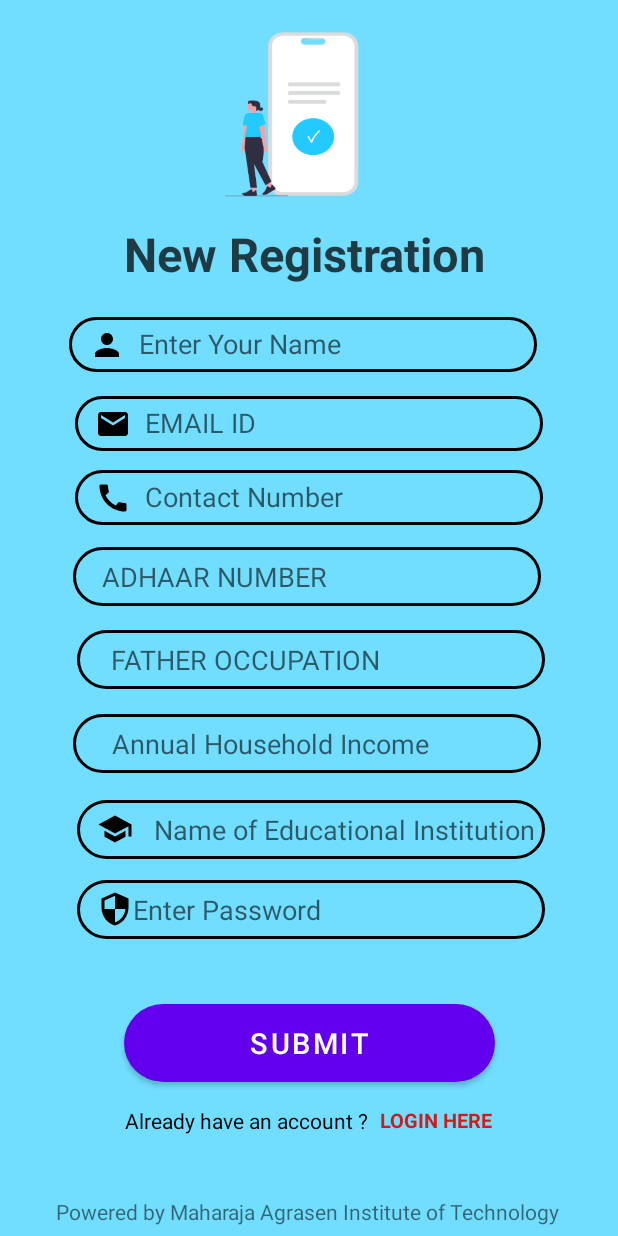
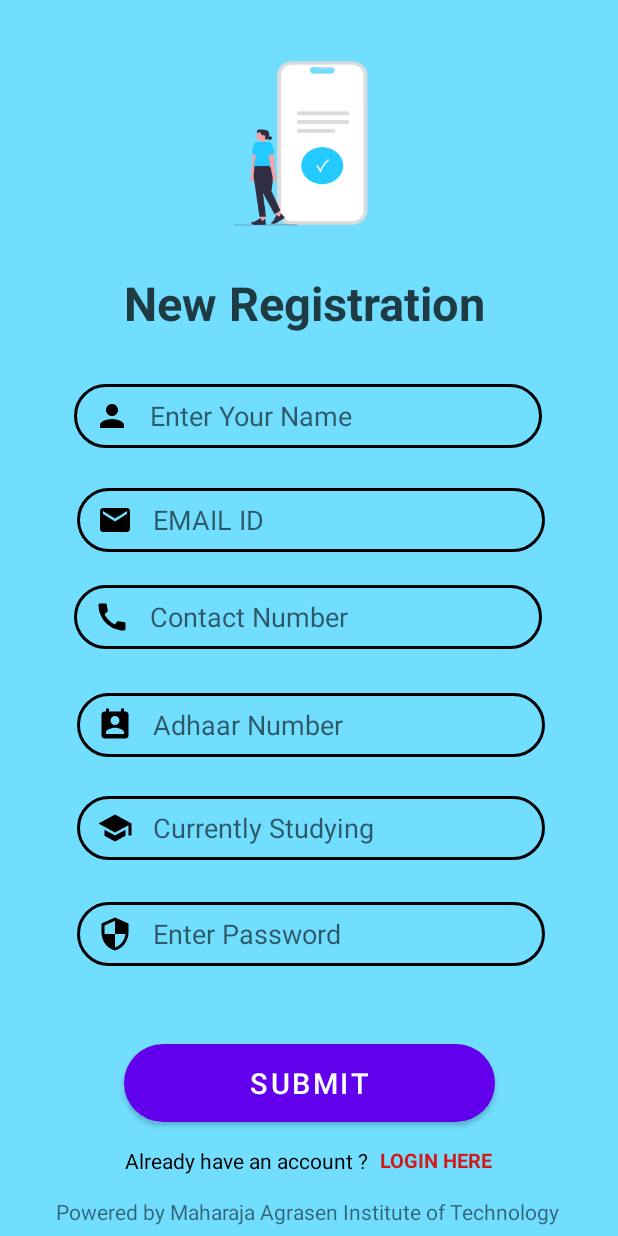
Before and after one commit to Vineetg2003/Shuruat-Android-Application, an Android app: the screen it shows after launch (register), after a tap on "NEW USER REGISTRATION", on a phone screen of 412 x 824 dp. Run offline under Robolectric (Android 15) with nearby library versions, the phone set to English and light mode, and no system bars; our stand-ins replace Firebase (no records; nobody signed in at launch, a user with empty details on screens opened directly), sdp/ssp sizes.

Commit message:
COMMIT_FINALLY

```diff
--- a/app/src/main/AndroidManifest.xml
+++ b/app/src/main/AndroidManifest.xml
@@ -14,7 +14,7 @@
         android:allowBackup="true"
         android:dataExtractionRules="@xml/data_extraction_rules"
         android:fullBackupContent="@xml/backup_rules"
-        android:icon="@drawable/logo5"
+        android:icon="@drawable/logo10"
         android:label="@string/app_name"
         android:supportsRtl="true"
         android:theme="@style/Theme.Shuruat1"
--- /dev/null
+++ b/app/src/main/res/drawable/aadhara.xml
@@ -0,0 +1,5 @@
+<vector android:height="24dp" android:tint="#000000"
+    android:viewportHeight="24" android:viewportWidth="24"
+    android:width="24dp" xmlns:android="http://schemas.android.com/apk/res/android">
+    <path android:fillColor="@android:color/white" android:pathData="M19,3h-1L18,1h-2v2L8,3L8,1L6,1v2L5,3c-1.11,0 -2,0.9 -2,2v14c0,1.1 0.89,2 2,2h14c1.1,0 2,-0.9 2,-2L21,5c0,-1.1 -0.9,-2 -2,-2zM12,6c1.66,0 3,1.34 3,3s-1.34,3 -3,3 -3,-1.34 -3,-3 1.34,-3 3,-3zM18,18L6,18v-1c0,-2 4,-3.1 6,-3.1s6,1.1 6,3.1v1z"/>
+</vector>
--- a/app/src/main/res/layout/activity_homepage.xml
+++ b/app/src/main/res/layout/activity_homepage.xml
@@ -82,6 +82,7 @@
         app:layout_constraintBottom_toBottomOf="parent"
         app:layout_constraintEnd_toEndOf="parent"
         app:layout_constraintStart_toStartOf="parent"
+        android:contentDescription="@string/image_string"
         app:layout_constraintTop_toTopOf="parent"
         app:layout_constraintVertical_bias="0.021"
         app:srcCompat="@drawable/home_logo" />
--- a/app/src/main/res/layout/activity_login.xml
+++ b/app/src/main/res/layout/activity_login.xml
@@ -84,7 +84,8 @@
       android:background="@drawable/input_bg"
       android:drawableLeft="@drawable/baseline_person_24"
       android:ems="10"
-      android:hint="    Username"
+      android:hint="Email ID"
+      android:drawablePadding="@dimen/_10sdp"
       android:inputType="textPersonName"
       android:minHeight="@dimen/_20sdp"
       android:paddingLeft="@dimen/_15sdp"
@@ -167,7 +168,8 @@
       android:background="@drawable/input_bg"
       android:drawableLeft="@drawable/baseline_security_24"
       android:ems="10"
-      android:hint="  PASSWORD"
+      android:hint="PASSWORD"
+      android:drawablePadding="@dimen/_10sdp"
       android:inputType="textPassword"
       android:paddingLeft="@dimen/_15sdp"
       android:paddingTop="@dimen/_8sdp"
--- a/app/src/main/res/layout/activity_register.xml
+++ b/app/src/main/res/layout/activity_register.xml
@@ -9,13 +9,71 @@
     <EditText
         android:id="@+id/editTextTextPersonName5"
         android:layout_width="@dimen/_240sdp"
-        android:layout_height="@dimen/_28sdp"
+        android:layout_height="@dimen/_33sdp"
         android:layout_marginStart="@dimen/_25sdp"
         android:layout_marginEnd="@dimen/_25sdp"
         android:background="@drawable/input_bg"
         android:drawableLeft="@drawable/baseline_person_24"
         android:ems="10"
-        android:hint="  Enter Your Name"
+        android:drawablePadding="@dimen/_10sdp"
+        android:hint="Enter Your Name"
+
+        android:inputType="textPersonName"
+        android:paddingLeft="@dimen/_10sdp"
+        android:paddingTop="@dimen/_5sdp"
+        android:paddingRight="@dimen/_5sdp"
+        android:paddingBottom="@dimen/_5sdp"
+        android:textAlignment="textStart"
+        app:layout_constraintBottom_toBottomOf="parent"
+        app:layout_constraintEnd_toEndOf="parent"
+        app:layout_constraintHorizontal_bias="0.485"
+        app:layout_constraintStart_toStartOf="parent"
+        app:layout_constraintTop_toTopOf="parent"
+        app:layout_constraintVertical_bias="0.328" />
+
+
+
+
+
+    <EditText
+        android:id="@+id/password"
+        android:layout_width="@dimen/_240sdp"
+        android:layout_height="@dimen/_33sdp"
+        android:layout_marginStart="@dimen/_25sdp"
+        android:layout_marginEnd="@dimen/_25sdp"
+        android:autoSizeTextType="uniform"
+        android:background="@drawable/input_bg"
+        android:drawableLeft="@drawable/baseline_security_24"
+        android:ems="10"
+        android:hint="Enter Password"
+        android:drawablePadding="@dimen/_10sdp"
+        android:inputType="textPassword"
+        android:paddingLeft="@dimen/_10sdp"
+        android:paddingTop="@dimen/_5sdp"
+        android:paddingRight="@dimen/_5sdp"
+        android:paddingBottom="@dimen/_5sdp"
+        app:layout_constraintBottom_toBottomOf="parent"
+        app:layout_constraintEnd_toEndOf="parent"
+        app:layout_constraintHorizontal_bias="0.542"
+        app:layout_constraintStart_toStartOf="parent"
+        app:layout_constraintTop_toTopOf="parent"
+        app:layout_constraintVertical_bias="0.77"/>
+
+
+    <EditText
+        android:id="@+id/editTextTextPersonName10"
+        android:layout_width="@dimen/_240sdp"
+        android:layout_height="@dimen/_33sdp"
+        android:layout_marginStart="@dimen/_25sdp"
+        android:layout_marginTop="@dimen/_10sdp"
+        android:layout_marginEnd="@dimen/_25sdp"
+        android:autoSizeTextType="uniform"
+        android:background="@drawable/input_bg"
+        android:drawableLeft="@drawable/baseline_school_24"
+        android:ems="10"
+        android:hint="Currently Studying"
+        android:drawablePadding="@dimen/_10sdp"
+
         android:inputType="textPersonName"
         android:paddingLeft="@dimen/_10sdp"
         android:paddingTop="@dimen/_5sdp"
@@ -23,97 +81,7 @@
         android:paddingBottom="@dimen/_5sdp"
         app:layout_constraintBottom_toBottomOf="parent"
         app:layout_constraintEnd_toEndOf="parent"
-        app:layout_constraintHorizontal_bias="0.375"
-        app:layout_constraintStart_toStartOf="parent"
-        app:layout_constraintTop_toTopOf="parent"
-        app:layout_constraintVertical_bias="0.268" />
-
-    <EditText
-        android:id="@+id/editTextTextPersonName8"
-        android:layout_width="@dimen/_240sdp"
-        android:layout_height="@dimen/_30sdp"
-        android:layout_marginStart="@dimen/_25sdp"
-        android:layout_marginTop="@dimen/_10sdp"
-        android:layout_marginEnd="@dimen/_25sdp"
-        android:background="@drawable/input_bg"
-        android:ems="10"
-        android:hint="  FATHER OCCUPATION"
-        android:inputType="textPersonName"
-        android:paddingLeft="@dimen/_10sdp"
-        android:paddingTop="@dimen/_5sdp"
-        android:paddingRight="@dimen/_5sdp"
-        android:paddingBottom="@dimen/_5sdp"
-        app:layout_constraintBottom_toBottomOf="parent"
-        app:layout_constraintEnd_toEndOf="parent"
-        app:layout_constraintHorizontal_bias="0.529"
-        app:layout_constraintStart_toStartOf="parent"
-        app:layout_constraintTop_toTopOf="parent"
-        app:layout_constraintVertical_bias="0.527" />
-
-    <EditText
-        android:id="@+id/editTextTextPersonName11"
-        android:layout_width="@dimen/_240sdp"
-        android:layout_height="@dimen/_30sdp"
-        android:layout_marginStart="@dimen/_25sdp"
-        android:layout_marginEnd="@dimen/_25sdp"
-        android:autoSizeTextType="uniform"
-        android:background="@drawable/input_bg"
-        android:drawableLeft="@drawable/baseline_security_24"
-        android:ems="10"
-        android:hint="Enter Password"
-        android:inputType="textWebPassword"
-        android:paddingLeft="@dimen/_10sdp"
-        android:paddingTop="@dimen/_5sdp"
-        android:paddingRight="@dimen/_5sdp"
-        android:paddingBottom="@dimen/_5sdp"
-        app:layout_constraintBottom_toBottomOf="parent"
-        app:layout_constraintEnd_toEndOf="parent"
-        app:layout_constraintHorizontal_bias="0.529"
-        app:layout_constraintStart_toStartOf="parent"
-        app:layout_constraintTop_toTopOf="parent"
-        app:layout_constraintVertical_bias="0.748" />
-
-    <EditText
-        android:id="@+id/editTextTextPersonName9"
-        android:layout_width="@dimen/_240sdp"
-        android:layout_height="@dimen/_30sdp"
-        android:layout_marginStart="@dimen/_25sdp"
-        android:layout_marginEnd="@dimen/_25sdp"
-        android:layout_marginTop="@dimen/_10sdp"
-        android:background="@drawable/input_bg"
-        android:ems="10"
-        android:hint="Annual Household Income"
-        android:inputType="textPersonName"
-        android:paddingLeft="@dimen/_20sdp"
-        android:paddingTop="@dimen/_5sdp"
-        android:paddingRight="@dimen/_5sdp"
-        android:paddingBottom="@dimen/_5sdp"
-        app:layout_constraintBottom_toBottomOf="parent"
-        app:layout_constraintEnd_toEndOf="parent"
-        app:layout_constraintHorizontal_bias="0.47"
-        app:layout_constraintStart_toStartOf="parent"
-        app:layout_constraintTop_toTopOf="parent"
-        app:layout_constraintVertical_bias="0.6" />
-
-    <EditText
-        android:id="@+id/editTextTextPersonName10"
-        android:layout_width="@dimen/_240sdp"
-        android:layout_height="@dimen/_30sdp"
-        android:layout_marginStart="@dimen/_25sdp"
-        android:layout_marginTop="@dimen/_10sdp"
-        android:layout_marginEnd="@dimen/_25sdp"
-        android:background="@drawable/input_bg"
-        android:drawableLeft="@drawable/baseline_school_24"
-        android:ems="10"
-        android:hint="   Name of Educational Institution"
-        android:inputType="textPersonName"
-        android:paddingLeft="@dimen/_10sdp"
-        android:paddingTop="@dimen/_5sdp"
-        android:paddingRight="@dimen/_5sdp"
-        android:paddingBottom="@dimen/_5sdp"
-        app:layout_constraintBottom_toBottomOf="parent"
-        app:layout_constraintEnd_toEndOf="parent"
-        app:layout_constraintHorizontal_bias="0.529"
+        app:layout_constraintHorizontal_bias="0.542"
         app:layout_constraintStart_toStartOf="parent"
         app:layout_constraintTop_toTopOf="parent"
         app:layout_constraintVertical_bias="0.674" />
@@ -138,10 +106,12 @@
         android:layout_marginEnd="@dimen/_30sdp"
         app:layout_constraintBottom_toBottomOf="parent"
         app:layout_constraintEnd_toEndOf="parent"
+        app:layout_constraintHorizontal_bias="0.524"
         app:layout_constraintStart_toStartOf="parent"
         app:layout_constraintTop_toTopOf="parent"
-        app:layout_constraintVertical_bias="0.021"
+        app:layout_constraintVertical_bias="0.048"
         app:srcCompat="@drawable/regi" />
+
 
     <TextView
         android:id="@+id/textView3"
@@ -157,7 +127,7 @@
         app:layout_constraintEnd_toEndOf="parent"
         app:layout_constraintStart_toStartOf="parent"
         app:layout_constraintTop_toTopOf="parent"
-        app:layout_constraintVertical_bias="0.19" />
+        app:layout_constraintVertical_bias="0.232" />
 
     <Button
         android:id="@+id/button"
@@ -171,7 +141,8 @@
         app:layout_constraintBottom_toBottomOf="parent"
         app:layout_constraintEnd_toEndOf="parent"
         app:layout_constraintStart_toStartOf="parent"
-        app:layout_constraintTop_toBottomOf="@+id/editTextTextPersonName11" />
+        app:layout_constraintTop_toBottomOf="@+id/password"
+        app:layout_constraintVertical_bias="0.76" />
 
     <LinearLayout
         android:id="@+id/linearLayout"
@@ -206,15 +177,17 @@
     <EditText
         android:id="@+id/editTextTextEmailAddress"
         android:layout_width="@dimen/_240sdp"
-        android:layout_height="@dimen/_28sdp"
+        android:layout_height="@dimen/_33sdp"
         android:layout_marginStart="@dimen/_25sdp"
-        android:layout_marginTop="@dimen/_5sdp"
+        android:layout_marginTop="@dimen/_10sdp"
         android:layout_marginEnd="@dimen/_25sdp"
+        android:drawablePadding="@dimen/_10sdp"
         android:layout_marginBottom="@dimen/_3sdp"
         android:background="@drawable/input_bg"
         android:drawableLeft="@drawable/baseline_email_24"
+
         android:ems="10"
-        android:hint="  EMAIL ID"
+        android:hint="EMAIL ID"
         android:inputType="textEmailAddress"
         android:paddingLeft="@dimen/_10sdp"
         android:paddingTop="@dimen/_5sdp"
@@ -222,14 +195,16 @@
         android:paddingBottom="@dimen/_5sdp"
         app:layout_constraintBottom_toBottomOf="parent"
         app:layout_constraintEnd_toEndOf="parent"
+        app:layout_constraintHorizontal_bias="0.542"
         app:layout_constraintStart_toStartOf="parent"
         app:layout_constraintTop_toTopOf="parent"
-        app:layout_constraintVertical_bias="0.331" />
+        app:layout_constraintVertical_bias="0.408" />
+
 
     <EditText
         android:id="@+id/editTextPhone"
         android:layout_width="@dimen/_240sdp"
-        android:layout_height="@dimen/_28sdp"
+        android:layout_height="@dimen/_33sdp"
         android:layout_marginStart="@dimen/_25sdp"
         android:layout_marginTop="@dimen/_10sdp"
         android:layout_marginEnd="@dimen/_25sdp"
@@ -237,7 +212,8 @@
         android:background="@drawable/input_bg"
         android:drawableLeft="@drawable/baseline_call_24"
         android:ems="10"
-        android:hint="  Contact Number"
+        android:hint="Contact Number"
+        android:drawablePadding="@dimen/_10sdp"
         android:inputType="phone"
         android:paddingLeft="@dimen/_10sdp"
         android:paddingTop="@dimen/_5sdp"
@@ -245,31 +221,37 @@
         android:paddingBottom="@dimen/_5sdp"
         app:layout_constraintBottom_toBottomOf="parent"
         app:layout_constraintEnd_toEndOf="parent"
+        app:layout_constraintHorizontal_bias="0.485"
         app:layout_constraintStart_toStartOf="parent"
         app:layout_constraintTop_toTopOf="parent"
-        app:layout_constraintVertical_bias="0.39" />
+        app:layout_constraintVertical_bias="0.494" />
+
 
     <EditText
-        android:id="@+id/editTextPhone2"
+        android:id="@+id/aadhar"
         android:layout_width="@dimen/_240sdp"
-        android:layout_height="@dimen/_30sdp"
+        android:layout_height="@dimen/_33sdp"
         android:layout_marginStart="@dimen/_25sdp"
         android:layout_marginTop="@dimen/_8sdp"
         android:layout_marginEnd="@dimen/_25sdp"
         android:layout_marginBottom="@dimen/_3sdp"
         android:background="@drawable/input_bg"
+        android:drawableLeft="@drawable/aadhara"
+        android:drawablePadding="@dimen/_10sdp"
         android:ems="10"
-        android:hint="ADHAAR NUMBER"
+
+        android:hint="Adhaar Number"
         android:inputType="phone"
-        android:paddingLeft="@dimen/_15sdp"
+        android:paddingLeft="@dimen/_10sdp"
         android:paddingTop="@dimen/_5sdp"
         android:paddingRight="@dimen/_5sdp"
         android:paddingBottom="@dimen/_5sdp"
         app:layout_constraintBottom_toBottomOf="parent"
         app:layout_constraintEnd_toEndOf="parent"
-        app:layout_constraintHorizontal_bias="0.47"
+        app:layout_constraintHorizontal_bias="0.542"
         app:layout_constraintStart_toStartOf="parent"
         app:layout_constraintTop_toTopOf="parent"
-        app:layout_constraintVertical_bias="0.46" />
+        app:layout_constraintVertical_bias="0.589" />
+
 
 </androidx.constraintlayout.widget.ConstraintLayout>
--- a/app/src/main/res/values/strings.xml
+++ b/app/src/main/res/values/strings.xml
@@ -47,5 +47,6 @@
     <string name="login_regis">REGISTERED USER</string>
     <string name="Extra">TODO</string>
     <string name="logo">TODO</string>
+    <string name="image_string">image_string</string>
 
 </resources>
```
Also changed, not shown: app/src/main/java/com/example/shuruat1/Login.java (+92 -11 lines), app/src/main/java/com/example/shuruat1/Mission.java (+9 -0 lines), app/src/main/java/com/example/shuruat1/Our_Vision.java (+8 -0 lines), app/src/main/java/com/example/shuruat1/User.java (+4 -16 lines), app/src/main/java/com/example/shuruat1/about.java (+9 -0 lines), app/src/main/java/com/example/shuruat1/contact.java (+16 -0 lines), app/src/main/java/com/example/shuruat1/homepage.java (+36 -1 lines), app/src/main/java/com/example/shuruat1/register.java (+39 -26 lines), app/src/main/res/drawable/bc.jpeg (deleted), app/src/main/res/drawable/logo10.png (added), app/src/main/res/drawable/logo5.png (deleted), app/src/main/res/drawable/logo8.png (deleted).
